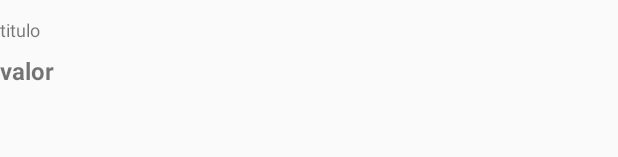
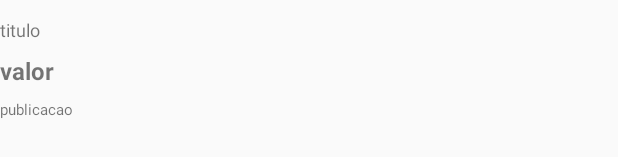
Before and after one commit to Anderson366/AndroidStudio1.0, an Android app: the layout activity_result_anuncio.xml on its own in the app's theme, with its tools: preview values and no code run, on a phone screen of 412 x 824 dp. Shown: the part 356-513 px from the top of the screen. Run offline under Robolectric (Android 15) with nearby library versions, the phone set to English and light mode, and no system bars.

```diff
--- a/app/src/main/res/layout/activity_result_anuncio.xml
+++ b/app/src/main/res/layout/activity_result_anuncio.xml
@@ -53,4 +53,16 @@
         app:layout_constraintHorizontal_bias="0.5"
         app:layout_constraintStart_toStartOf="parent"
         app:layout_constraintTop_toBottomOf="@+id/txt_detalhe_titulo" />
+
+    <TextView
+        android:id="@+id/txt_detalhe_data"
+        android:layout_width="0dp"
+        android:layout_height="wrap_content"
+        android:layout_marginTop="8dp"
+        android:text="publicacao"
+        android:textSize="10sp"
+        app:layout_constraintEnd_toEndOf="parent"
+        app:layout_constraintHorizontal_bias="0.5"
+        app:layout_constraintStart_toStartOf="parent"
+        app:layout_constraintTop_toBottomOf="@+id/txt_detalhe_valor" />
 </android.support.constraint.ConstraintLayout>
```
Also changed, not shown: app/src/main/java/ifpi/hello4662019/ResultAnuncioActivity.java (+8 -0 lines).
